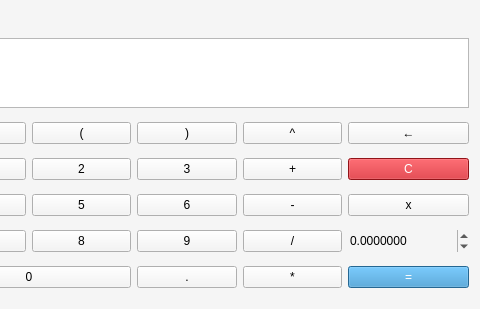
Before: the Qt Designer form src/view/calcView.ui in Effectuss/Smart-calculator, drawn with Qt 5; both pictures show x 295 to 775 and y 0 to 309 of the 775 by 309 pixel window.
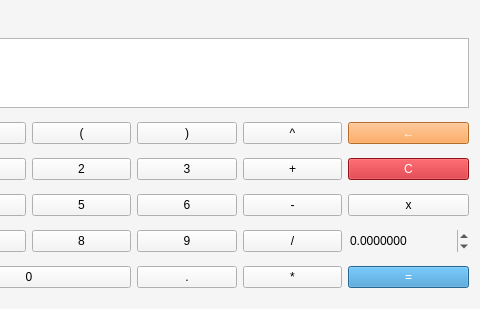
After: the same form once the commit is applied.

Commit message: Finish style of calculator

What changed in the file:
```diff
--- a/src/view/calcView.ui
+++ b/src/view/calcView.ui
@@ -21,7 +21,7 @@
   </property>
   <property name="minimumSize">
    <size>
-    <width>729</width>
+    <width>775</width>
     <height>309</height>
    </size>
   </property>
@@ -384,6 +384,10 @@
         <verstretch>0</verstretch>
        </sizepolicy>
       </property>
+      <property name="styleSheet">
+       <string notr="true">background-color: rgb(255, 151, 57);
+  color: white; </string>
+      </property>
       <property name="text">
        <string>←</string>
       </property>
```
The commit also changes 2 other files.
